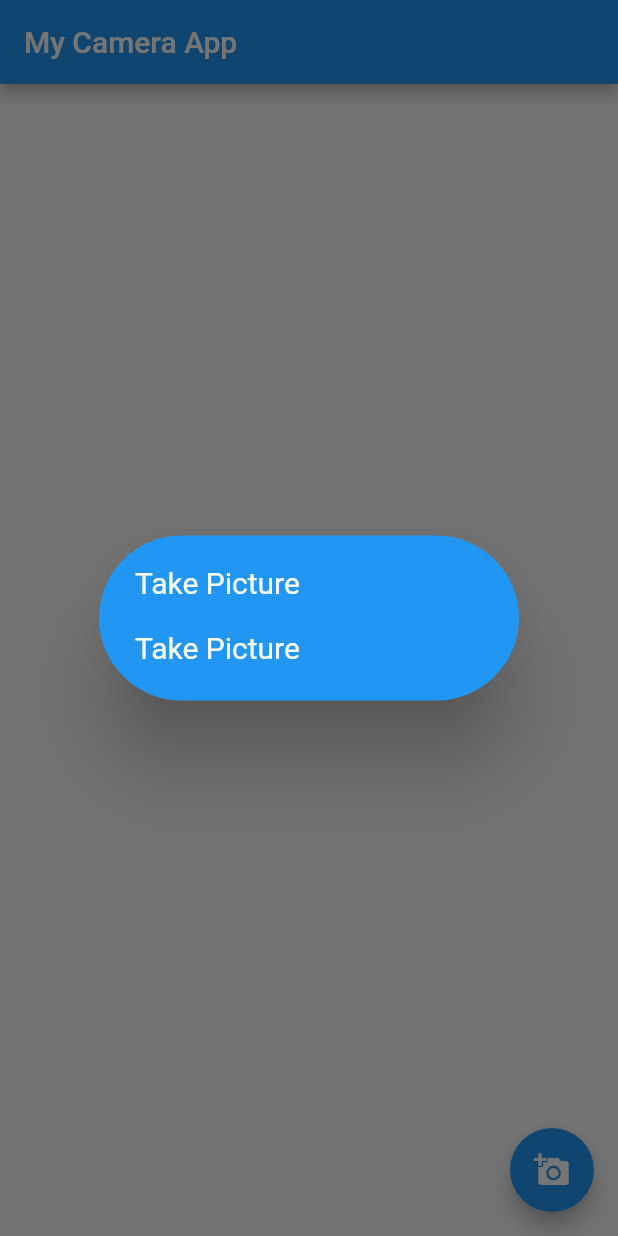
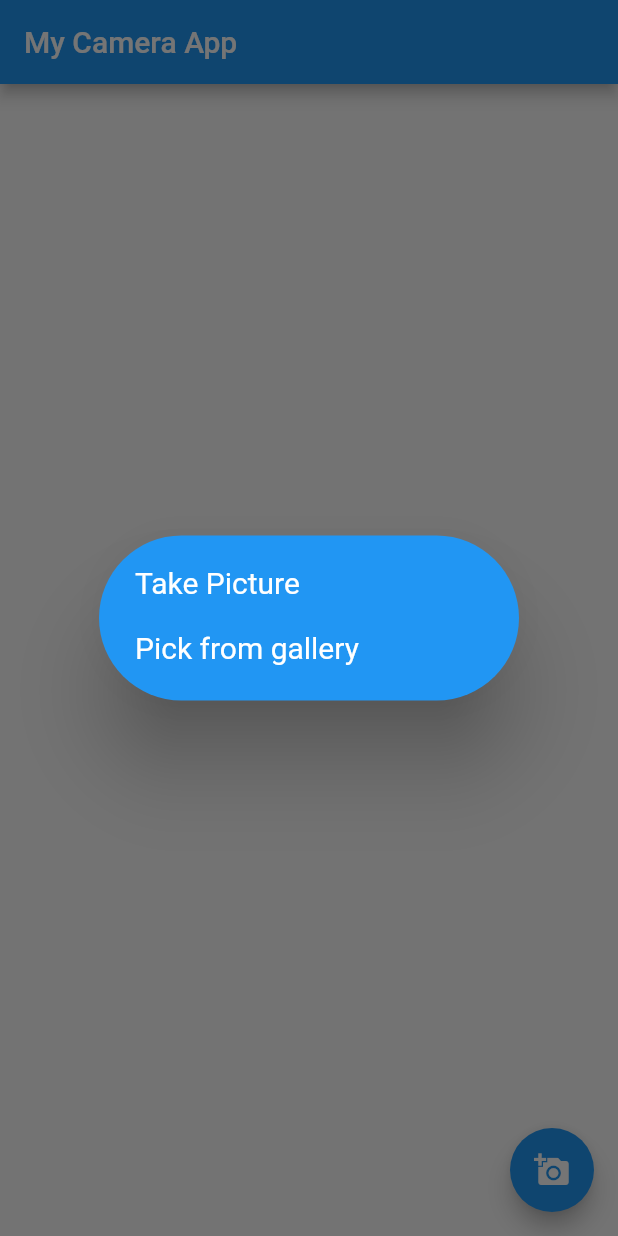
Before and after one commit to h1manshusharma/mycameraapp, a Flutter app: the screen it shows after launch, after a tap on the "add a photo" icon, on a phone screen of 412 x 824 dp. Run offline on Flutter 3.47's test engine with Material 2 defaults, Android fonts, the phone set to English and light mode, and no system bars; our stand-ins replace image_picker.

Commit message:
camera completed

```diff
--- a/lib/home.dart
+++ b/lib/home.dart
@@ -53,7 +53,7 @@ class _HomePageState extends State<HomePage> {
                   ),
                   GestureDetector(
                     child: Text(
-                      "Take Picture",
+                      "Pick from gallery",
                       style: TextStyle(color: Colors.white, fontSize: 20.0),
                     ),
                     onTap: openCamera,
```
